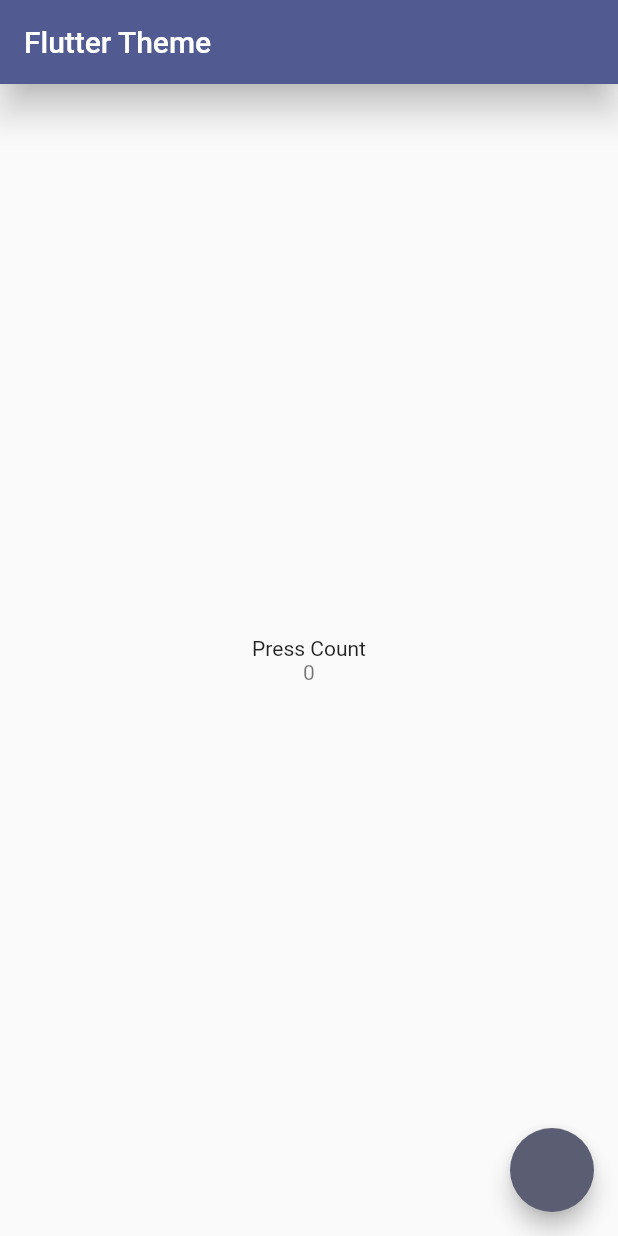
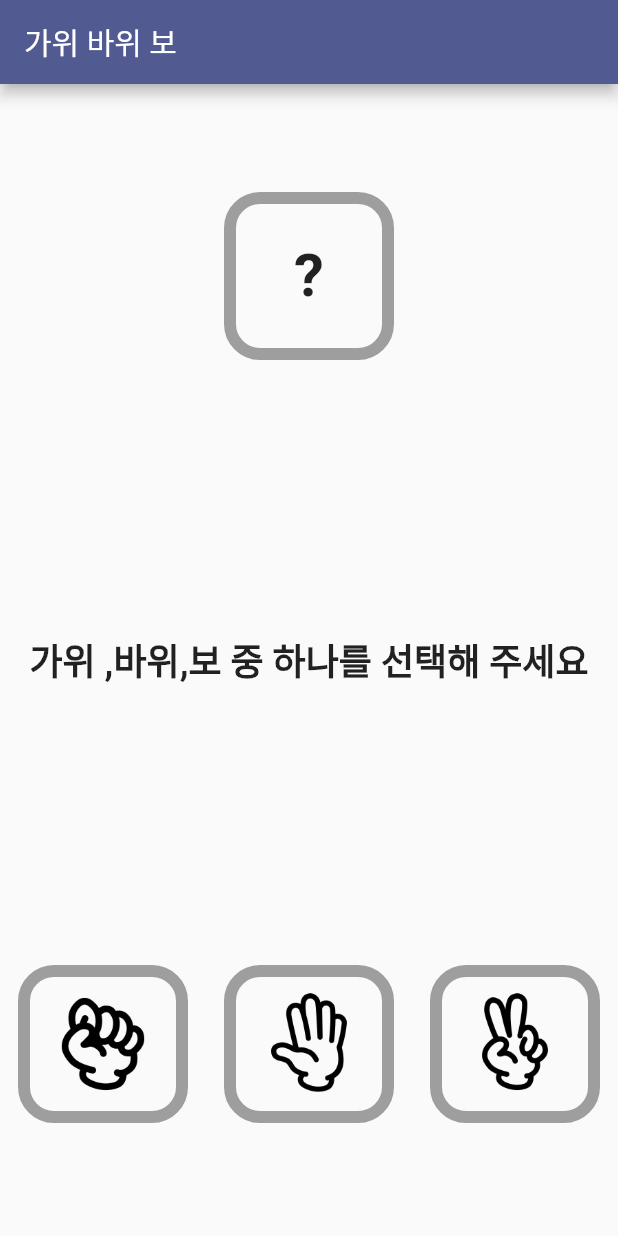
Before and after one commit to jominsu0103/flutter_-practice, a Flutter app: the screen it shows after launch, on a phone screen of 412 x 824 dp. Run offline on Flutter 3.47's test engine with Material 3 defaults, Android fonts, the phone set to English and light mode, and no system bars; our stand-ins replace go_router.

Commit message:
feat: 간단한 가위,바위,보 게임 구현

```diff
--- /dev/null
+++ b/lib/game/enum.dart
@@ -0,0 +1,19 @@
+const assetsPath = 'assets/images';
+
+enum InputType {
+  rock,
+  paper,
+  scissors;
+
+  String get path => '$assetsPath/$name.png';
+}
+
+enum Result {
+  playerWin('Player 승리'),
+  draw('무승부'),
+  cpuWin('Player 패배');
+
+  const Result(this.displayString);
+
+  final String displayString;
+}
--- /dev/null
+++ b/lib/game/game_body.dart
@@ -0,0 +1,92 @@
+import 'dart:math';
+
+import 'package:flutter/material.dart';
+import 'package:flutter_example/game/enum.dart';
+import 'widget/cpu_input.dart';
+import 'widget/game_result.dart';
+import 'widget/user_input.dart';
+
+class GameBody extends StatefulWidget {
+  const GameBody({super.key});
+
+  @override
+  State<GameBody> createState() => _GameBodyState();
+}
+
+class _GameBodyState extends State<GameBody> {
+  late bool isDone;
+  InputType? _userInput;
+  late InputType _cpuInput;
+
+  @override
+  void initState() {
+    super.initState();
+    isDone = false;
+    setCpuInput();
+  }
+
+  @override
+  Widget build(BuildContext context) {
+    return Column(
+      children: [
+        Expanded(child: CpuInput(isDone: isDone, cpuInput: _cpuInput)),
+        Expanded(child: GameResult(
+            isDone: isDone, result: getResult(), callback: reset)),
+        Expanded(child: UserInput(isDone: isDone, callback: setUserInput, userInput: _userInput,)),
+      ],
+    );
+  }
+
+  void setUserInput(InputType userInput) {
+    setState(() {
+      isDone = true;
+      _userInput = userInput;
+    });
+  }
+
+  void setCpuInput() {
+    final random = Random();
+    _cpuInput = InputType.values[random.nextInt(3)];
+  }
+
+  void reset() {
+    setState(() {
+      isDone = false;
+      setCpuInput();
+    });
+  }
+
+  Result? getResult() {
+    if (_userInput == null) return null;
+
+    switch (_userInput!) {
+      case InputType.rock:
+        switch (_cpuInput) {
+          case InputType.rock:
+            return Result.draw;
+          case InputType.scissors:
+            return Result.playerWin;
+          case InputType.paper:
+            return Result.cpuWin;
+        }
+      case InputType.scissors:
+        switch (_cpuInput) {
+          case InputType.rock:
+            return Result.cpuWin;
+          case InputType.scissors:
+            return Result.draw;
+          case InputType.paper:
+            return Result.playerWin;
+        }
+      case InputType.paper:
+        switch (_cpuInput) {
+          case InputType.rock:
+            return Result.playerWin;
+          case InputType.scissors:
+            return Result.cpuWin;
+          case InputType.paper:
+            return Result.draw;
+        }
+    }
+  }
+}
--- /dev/null
+++ b/lib/game/widget/cpu_input.dart
@@ -0,0 +1,41 @@
+import 'package:flutter/material.dart';
+import 'package:flutter_example/game/enum.dart';
+import 'package:flutter_example/game/widget/input_card.dart';
+
+class CpuInput extends StatelessWidget {
+  final bool isDone;
+  final InputType cpuInput;
+
+  const CpuInput({required this.isDone, required this.cpuInput, super.key});
+
+  @override
+  Widget build(BuildContext context) {
+    return Row(
+      children: [
+        const Expanded(child: SizedBox.shrink()),
+        Expanded(
+          child: InputCard(
+            callback: () {},
+            child: getCpuInput(),
+          ),
+        ),
+        const Expanded(child: SizedBox.shrink()),
+      ],
+    );
+  }
+
+  Widget getCpuInput() {
+    if (isDone) {
+      return Image.asset(cpuInput.path);
+    }
+    return const SizedBox(
+      height: 80,
+      child: Center(
+        child: Text(
+          '?',
+          style: TextStyle(fontSize: 40, fontWeight: FontWeight.bold),
+        ),
+      ),
+    );
+  }
+}
--- /dev/null
+++ b/lib/game/widget/game_result.dart
@@ -0,0 +1,42 @@
+import 'package:flutter/material.dart';
+import 'package:flutter_example/game/enum.dart';
+
+class GameResult extends StatelessWidget {
+  final bool isDone;
+  final Result? result;
+  final VoidCallback callback;
+
+  const GameResult(
+      {required this.isDone, required this.callback, this.result, super.key});
+
+  @override
+  Widget build(BuildContext context) {
+    if (isDone) {
+      return Column(
+        mainAxisAlignment: MainAxisAlignment.center,
+        children: [
+          Text(
+            result!.displayString,
+            style: const TextStyle(fontSize: 32),
+          ),
+          const SizedBox(
+            height: 8,
+          ),
+          TextButton(
+            child: const Text(
+              '다시하기',
+              style: TextStyle(fontSize: 24),
+            ),
+            onPressed: () => callback.call(),
+          )
+        ],
+      );
+    }
+    return const Center(
+      child: Text(
+        '가위 ,바위,보 중 하나를 선택해 주세요',
+        style: TextStyle(fontSize: 24, fontWeight: FontWeight.bold),
+      ),
+    );
+  }
+}
--- /dev/null
+++ b/lib/game/widget/input_card.dart
@@ -0,0 +1,40 @@
+import 'package:flutter/material.dart';
+
+class InputCard extends StatelessWidget {
+  final VoidCallback? callback;
+  final Widget child;
+
+  const InputCard({
+    this.callback,
+    required this.child,
+    super.key,
+  });
+
+  @override
+  Widget build(BuildContext context) {
+    return Expanded(
+      child: InkWell(
+          onTap: () => callback?.call(), child: InputContents(child: child)),
+    );
+  }
+}
+
+class InputContents extends StatelessWidget {
+  const InputContents({
+    super.key,
+    required this.child,
+  });
+
+  final Widget child;
+
+  @override
+  Widget build(BuildContext context) {
+    return Container(
+        margin: const EdgeInsets.symmetric(horizontal: 12, vertical: 8),
+        padding: const EdgeInsets.symmetric(horizontal: 12, vertical: 8),
+        decoration: BoxDecoration(
+            borderRadius: BorderRadius.circular(24),
+            border: Border.all(color: Colors.grey, width: 8)),
+        child: child);
+  }
+}
--- /dev/null
+++ b/lib/game/widget/user_input.dart
@@ -0,0 +1,46 @@
+import 'package:flutter/material.dart';
+import 'package:flutter_example/game/enum.dart';
+import 'package:flutter_example/game/widget/input_card.dart';
+
+class UserInput extends StatelessWidget {
+  final bool isDone;
+  final InputType? userInput;
+  final Function(InputType) callback;
+
+  const UserInput(
+      {this.userInput,
+      required this.isDone,
+      required this.callback,
+      super.key});
+
+  @override
+  Widget build(BuildContext context) {
+    if (isDone) {
+      return Row(
+        children: [
+          const Expanded(child: SizedBox.shrink()),
+          Expanded(
+            child: InputCard(
+              child: Image.asset(userInput!.path),
+            ),
+          ),
+          const Expanded(child: SizedBox.shrink())
+        ],
+      );
+    }
+    return Row(
+      children: _getInputs(callback),
+    );
+  }
+
+  List<Widget> _getInputs(Function(InputType) callback) {
+    return InputType.values
+        .map((type) => Expanded(
+              child: InputCard(
+                child: Image.asset(type.path),
+                callback: () => callback.call(type),
+              ),
+            ))
+        .toList();
+  }
+}
--- a/lib/main.dart
+++ b/lib/main.dart
@@ -1,48 +1,26 @@
 import 'package:flutter/material.dart';
 import 'package:flutter_example/style/theme.dart';
 
+import 'game/game_body.dart';
+
+
 void main() {
-  runApp(MaterialApp(
-    home: const HomeWidget(),
-    theme: customTheme
-    ),
+  runApp(const RSPApp(),
   );
 }
 
-class HomeWidget extends StatefulWidget {
-  const HomeWidget({super.key});
-
-  @override
-  State<HomeWidget> createState() => _HomeWidgetState();
-}
-
-class _HomeWidgetState extends State<HomeWidget> {
-  int count = 0;
+class RSPApp extends StatelessWidget {
+  const RSPApp({super.key});
 
   @override
   Widget build(BuildContext context) {
-    final textTheme =  customTheme.textTheme;
-    return Scaffold(
-      appBar: AppBar(
-        title: const Text('Flutter Theme'),
-        elevation: 10,
-      ),
-      body: Center(
-        child: Column(
-          mainAxisSize: MainAxisSize.min,
-          mainAxisAlignment: MainAxisAlignment.center,
-          children: [
-            Text('Press Count' , style: textTheme.bodyMedium,),
-            Text('$count' , style: textTheme.displayLarge,),
-          ],
+    return MaterialApp(
+      theme: customTheme,
+      home: Scaffold(
+        appBar: AppBar(
+          title: const Text('가위 바위 보'),
         ),
-      ),
-      floatingActionButton: FloatingActionButton(
-        onPressed: () {
-          setState(() {
-            count++;
-          });
-        },
+        body: const GameBody(),
       ),
     );
   }
```
Also changed, not shown: pubspec.yaml (+3 -4 lines), assets/images/paper.png (added), assets/images/rock.png (added), assets/images/scissors.png (added).
